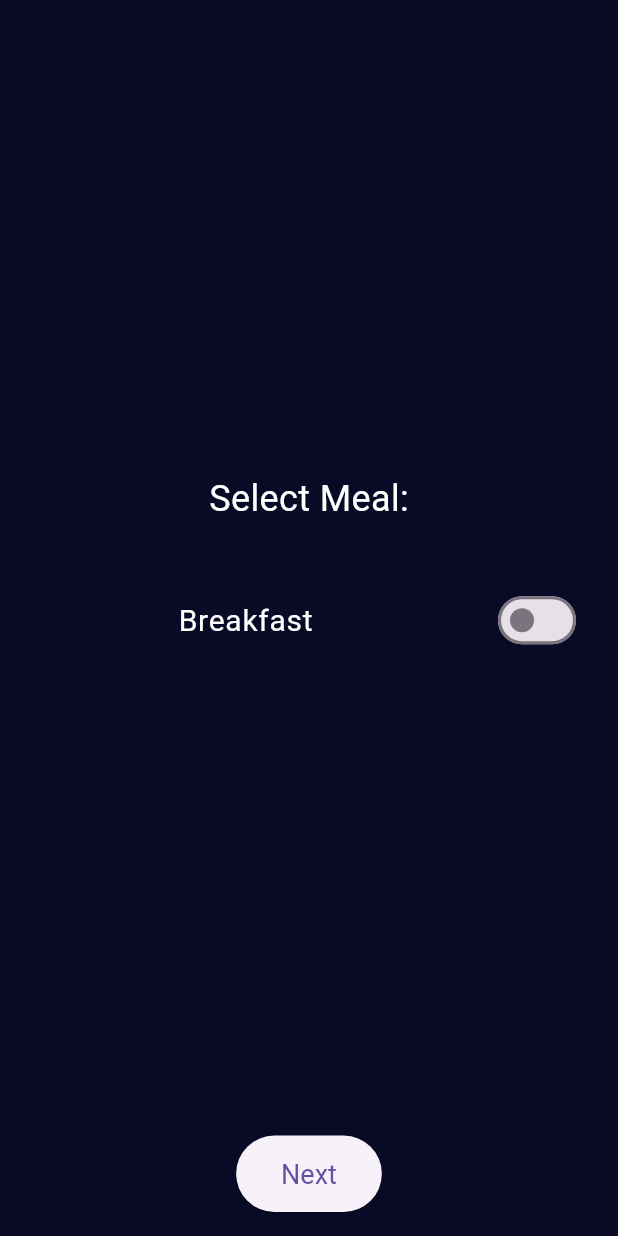
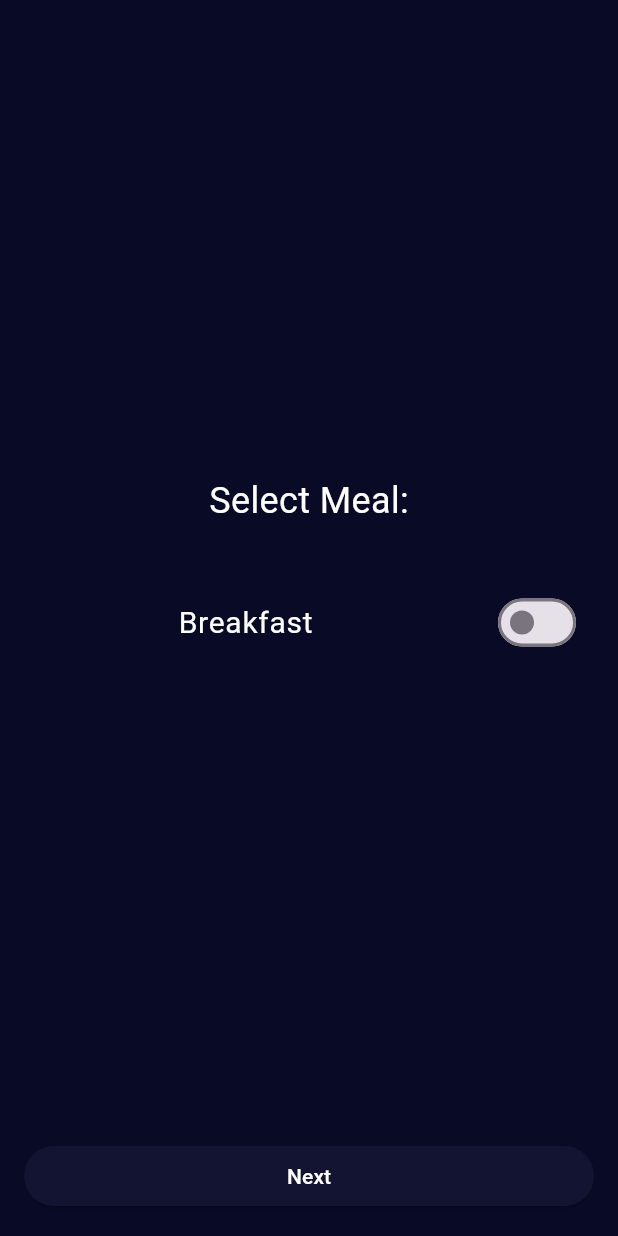
Before and after one commit to Lewis-Dickson/who8_mobile, a Flutter app: the MealSelectionPage screen opened by its route, on a phone screen of 412 x 824 dp. Run offline on Flutter 3.47's test engine with Material 3 defaults, Android fonts, the phone set to English and light mode, and no system bars; our stand-ins replace audioplayers, shared_preferences; missing offline and left inert: mobile_number, qr_code_scanner; accounts and stored records are empty.

```diff
--- a/who8_ios/lib/pages/MealSelectionPage.dart
+++ b/who8_ios/lib/pages/MealSelectionPage.dart
@@ -59,18 +59,25 @@ class _MealSelectorState extends State<MealSelectionPage> {
             padding: const EdgeInsets.all(16.0),
             child: Align(
               alignment: Alignment.bottomCenter,
+              child: SizedBox(
+                // Wrap the button with SizedBox
+                width: double.infinity, // Set width to fill the parent's width
                 child: ElevatedButton(
                   onPressed: () async {
                     var selectedMeal =
                         isBreakfastSelected ? 'Lunch' : 'Breakfast';
-                  await SharedPreferencesService.saveSelectedMeal(selectedMeal);
+                    await SharedPreferencesService.saveSelectedMeal(
+                        selectedMeal);
                     Navigator.of(context).pop();
                     Navigator.pushNamed(context, '/qrreader');
                   },
-                child: Text('Next'),
+                  child: Text(
+                    'Next',
+                    style: TextStyle(color: Colors.white),
+                  ),
                   style: ElevatedButton.styleFrom(
-                  padding: EdgeInsets.symmetric(horizontal: 30, vertical: 15),
-                  textStyle: TextStyle(fontSize: 18),
+                    backgroundColor: Color(0xFF131432),
+                  ),
                 ),
               ),
             ),
```
Also changed, not shown: who8_ios/lib/pages/ReportPage.dart (+24 -5 lines). Lines whose indentation alone changed are shown as unchanged.
